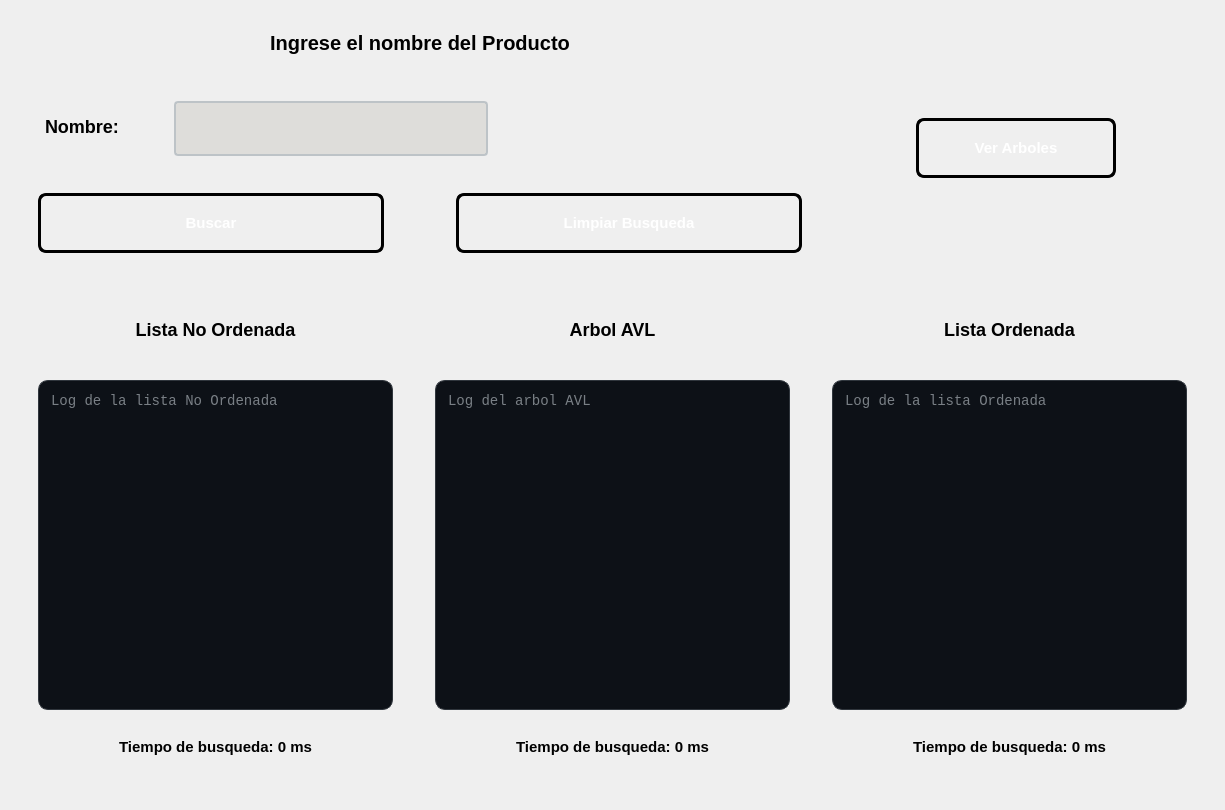
The window that ui/pantallabuscarpornombre.ui (pablo-mald03/Proyecto-No1-EDD) describes before a commit, drawn with Qt 5.
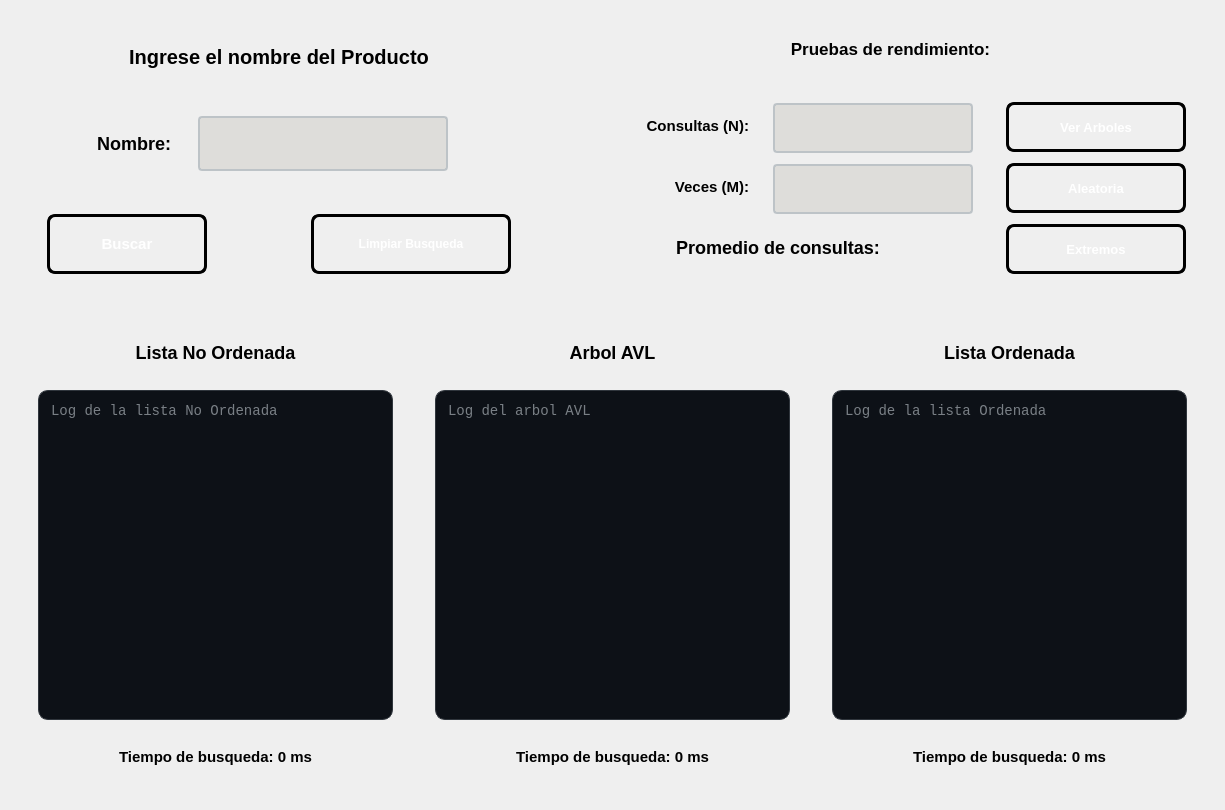
The same window after the commit.

Commit message: Se ha distribuido la UI para poder integrar las pruebas de rendimiento en nombre y categoria

What changed in the file:
```diff
--- a/ui/pantallabuscarpornombre.ui
+++ b/ui/pantallabuscarpornombre.ui
@@ -18,30 +18,37 @@
     <widget class="QWidget" name="widget_3" native="true">
      <property name="minimumSize">
       <size>
-       <width>300</width>
-       <height>265</height>
-      </size>
-     </property>
-     <property name="maximumSize">
-      <size>
-       <width>16777215</width>
+       <width>550</width>
        <height>300</height>
       </size>
      </property>
-     <layout class="QHBoxLayout" name="horizontalLayout_5">
+     <layout class="QHBoxLayout" name="horizontalLayout">
       <item>
+       <widget class="QWidget" name="widget_2" native="true">
+        <property name="minimumSize">
+         <size>
+          <width>550</width>
+          <height>290</height>
+         </size>
+        </property>
+        <property name="maximumSize">
+         <size>
+          <width>16777215</width>
+          <height>290</height>
+         </size>
+        </property>
        <layout class="QVBoxLayout" name="verticalLayout_2">
         <item>
          <widget class="QLabel" name="labelEntrada">
           <property name="minimumSize">
            <size>
-            <width>800</width>
+             <width>500</width>
             <height>50</height>
            </size>
           </property>
           <property name="maximumSize">
            <size>
-            <width>450</width>
+             <width>500</width>
             <height>50</height>
            </size>
           </property>
@@ -75,30 +82,40 @@
          <widget class="QWidget" name="widget_16" native="true">
           <property name="minimumSize">
            <size>
-            <width>800</width>
+             <width>500</width>
             <height>200</height>
            </size>
           </property>
           <property name="maximumSize">
            <size>
-            <width>450</width>
-            <height>16777215</height>
+             <width>500</width>
+             <height>200</height>
            </size>
           </property>
           <layout class="QVBoxLayout" name="verticalLayout_3">
            <item>
-            <widget class="QWidget" name="widget_2" native="true">
+             <widget class="QWidget" name="widget_4" native="true">
              <property name="minimumSize">
               <size>
-               <width>260</width>
-               <height>80</height>
-              </size>
-             </property>
-             <layout class="QHBoxLayout" name="horizontalLayout">
-              <item>
-               <layout class="QHBoxLayout" name="horizontalLayout_4">
-                <item>
+                <width>500</width>
+                <height>90</height>
+               </size>
+              </property>
+              <property name="maximumSize">
+               <size>
+                <width>500</width>
+                <height>90</height>
+               </size>
+              </property>
                  <widget class="QLabel" name="labelNombre">
+               <property name="geometry">
+                <rect>
+                 <x>10</x>
+                 <y>10</y>
+                 <width>130</width>
+                 <height>60</height>
+                </rect>
+               </property>
                   <property name="minimumSize">
                    <size>
                     <width>130</width>
@@ -127,12 +144,18 @@
                    <string>Nombre:</string>
                   </property>
                   <property name="alignment">
-                   <set>Qt::AlignmentFlag::AlignLeading|Qt::AlignmentFlag::AlignLeft|Qt::AlignmentFlag::AlignVCenter</set>
-                  </property>
-                 </widget>
-                </item>
-                <item>
+                <set>Qt::AlignmentFlag::AlignRight|Qt::AlignmentFlag::AlignTrailing|Qt::AlignmentFlag::AlignVCenter</set>
+               </property>
+              </widget>
                  <widget class="QLineEdit" name="textNombre">
+               <property name="geometry">
+                <rect>
+                 <x>160</x>
+                 <y>10</y>
+                 <width>250</width>
+                 <height>55</height>
+                </rect>
+               </property>
                   <property name="minimumSize">
                    <size>
                     <width>250</width>
@@ -162,30 +185,19 @@
 }</string>
                   </property>
                  </widget>
-                </item>
-                <item>
-                 <spacer name="horizontalSpacer">
-                  <property name="orientation">
-                   <enum>Qt::Orientation::Horizontal</enum>
-                  </property>
-                  <property name="sizeHint" stdset="0">
-                   <size>
-                    <width>40</width>
-                    <height>20</height>
-                   </size>
-                  </property>
-                 </spacer>
-                </item>
-               </layout>
-              </item>
-             </layout>
             </widget>
            </item>
            <item>
-            <widget class="QWidget" name="widget_4" native="true">
+             <widget class="QWidget" name="widget_6" native="true">
              <property name="minimumSize">
               <size>
-               <width>260</width>
+                <width>200</width>
+                <height>80</height>
+               </size>
+              </property>
+              <property name="maximumSize">
+               <size>
+                <width>500</width>
                <height>80</height>
               </size>
              </property>
@@ -198,6 +210,12 @@
                   <height>60</height>
                  </size>
                 </property>
+                 <property name="maximumSize">
+                  <size>
+                   <width>160</width>
+                   <height>60</height>
+                  </size>
+                 </property>
                 <property name="styleSheet">
                  <string notr="true">QPushButton#btnBuscar {
     background-color: qlineargradient(spread:pad, x1:0, y1:0, x2:1, y2:1, 
@@ -240,13 +258,13 @@
                 <property name="minimumSize">
                  <size>
                   <width>60</width>
-                  <height>0</height>
+                   <height>60</height>
                  </size>
                 </property>
                 <property name="maximumSize">
                  <size>
-                  <width>60</width>
-                  <height>16777215</height>
+                   <width>500</width>
+                   <height>60</height>
                  </size>
                 </property>
                </widget>
@@ -255,7 +273,13 @@
                <widget class="QPushButton" name="btnLimpiar">
                 <property name="minimumSize">
                  <size>
-                  <width>160</width>
+                   <width>200</width>
+                   <height>60</height>
+                  </size>
+                 </property>
+                 <property name="maximumSize">
+                  <size>
+                   <width>200</width>
                   <height>60</height>
                  </size>
                 </property>
@@ -270,7 +294,7 @@
     
     color: white;
     font-family: &quot;Arial Black&quot;, Gadget, sans-serif;
-    font-size: 15px;
+    font-size: 12px;
     font-weight: bold;
     text-transform: uppercase;
     
@@ -303,41 +327,327 @@
          </widget>
         </item>
        </layout>
+       </widget>
       </item>
       <item>
        <widget class="QWidget" name="widget_5" native="true">
         <property name="minimumSize">
          <size>
-          <width>360</width>
-          <height>230</height>
+          <width>550</width>
+          <height>290</height>
          </size>
         </property>
+        <property name="maximumSize">
+         <size>
+          <width>16777215</width>
+          <height>290</height>
+         </size>
+        </property>
+        <layout class="QVBoxLayout" name="verticalLayout_4">
+         <item>
+          <widget class="QLabel" name="labelPruebas">
+           <property name="minimumSize">
+            <size>
+             <width>550</width>
+             <height>40</height>
+            </size>
+           </property>
+           <property name="maximumSize">
+            <size>
+             <width>16777215</width>
+             <height>40</height>
+            </size>
+           </property>
+           <property name="styleSheet">
+            <string notr="true">QLabel#labelPruebas {        
+ 
+    color: qlineargradient(x1:0, y1:0, x2:1, y2:1, 
+	stop:0 rgb(0, 0, 0), 
+	stop:1 rgb(77, 5, 57));
+
+  	 font-size: 17px;
+    font-weight: bold;
+    font-family: &quot;Segoe UI&quot;, Arial;
+    
+    background: transparent;
+    padding: 2px;
+    margin-bottom: 5px;
+}
+
+</string>
+           </property>
+           <property name="text">
+            <string>Pruebas de rendimiento:</string>
+           </property>
+           <property name="alignment">
+            <set>Qt::AlignmentFlag::AlignCenter</set>
+           </property>
+          </widget>
+         </item>
+         <item>
+          <widget class="QWidget" name="widget_7" native="true">
+           <property name="minimumSize">
+            <size>
+             <width>500</width>
+             <height>220</height>
+            </size>
+           </property>
+           <property name="maximumSize">
+            <size>
+             <width>16777215</width>
+             <height>220</height>
+            </size>
+           </property>
+           <layout class="QHBoxLayout" name="horizontalLayout_5">
+            <item>
+             <widget class="QWidget" name="widget_8" native="true">
+              <property name="minimumSize">
+               <size>
+                <width>400</width>
+                <height>190</height>
+               </size>
+              </property>
+              <property name="maximumSize">
+               <size>
+                <width>16777215</width>
+                <height>200</height>
+               </size>
+              </property>
+              <layout class="QVBoxLayout" name="verticalLayout_8">
+               <item>
+                <layout class="QHBoxLayout" name="horizontalLayout_7">
+                 <item>
+                  <widget class="QLabel" name="labelConsultas">
+                   <property name="minimumSize">
+                    <size>
+                     <width>140</width>
+                     <height>50</height>
+                    </size>
+                   </property>
+                   <property name="maximumSize">
+                    <size>
+                     <width>140</width>
+                     <height>50</height>
+                    </size>
+                   </property>
+                   <property name="styleSheet">
+                    <string notr="true">QLabel#labelConsultas {        
+ 
+    color: qlineargradient(x1:0, y1:0, x2:1, y2:1, 
+	stop:0 rgb(0, 0, 0), 
+	stop:1 rgb(8, 2, 48));
+
+  	 font-size: 15px;
+    font-weight: bold;
+    font-family: &quot;Segoe UI&quot;, Arial;
+    
+    background: transparent;
+    padding: 2px;
+    margin-bottom: 5px;
+}
+
+</string>
+                   </property>
+                   <property name="text">
+                    <string>Consultas (N):</string>
+                   </property>
+                   <property name="alignment">
+                    <set>Qt::AlignmentFlag::AlignRight|Qt::AlignmentFlag::AlignTrailing|Qt::AlignmentFlag::AlignVCenter</set>
+                   </property>
+                  </widget>
+                 </item>
+                 <item>
+                  <widget class="QLineEdit" name="textConsulta">
+                   <property name="minimumSize">
+                    <size>
+                     <width>200</width>
+                     <height>50</height>
+                    </size>
+                   </property>
+                   <property name="maximumSize">
+                    <size>
+                     <width>200</width>
+                     <height>50</height>
+                    </size>
+                   </property>
+                   <property name="styleSheet">
+                    <string notr="true">QLineEdit#textConsulta {
+    border: 2px solid #bdc3c7;
+    border-radius: 4px;
+    padding: 5px 10px;
+    background-color: rgb(222, 221, 218);
+	font-size: 15px;
+    color: black;
+    selection-background-color: #3498db;
+}
+
+QLineEdit#textConsulta:focus {
+    border: 2px solid #3498db;
+    background-color: #ffffff;
+}
+
+QLineEdit#textConsulta:disabled {
+    background-color: rgba(0, 0, 0, 50);
+    color: rgba(255, 255, 255, 60);      
+    border: 1px dashed rgba(255, 255, 255, 30); 
+}</string>
+                   </property>
+                  </widget>
+                 </item>
+                </layout>
+               </item>
+               <item>
         <layout class="QHBoxLayout" name="horizontalLayout_6">
          <item>
-          <spacer name="horizontalSpacer_2">
-           <property name="orientation">
-            <enum>Qt::Orientation::Horizontal</enum>
-           </property>
-           <property name="sizeHint" stdset="0">
+                  <widget class="QLabel" name="labelVeces">
+                   <property name="minimumSize">
+                    <size>
+                     <width>140</width>
+                     <height>50</height>
+                    </size>
+                   </property>
+                   <property name="maximumSize">
             <size>
-             <width>40</width>
-             <height>20</height>
-            </size>
-           </property>
-          </spacer>
-         </item>
+                     <width>140</width>
+                     <height>50</height>
+                    </size>
+                   </property>
+                   <property name="styleSheet">
+                    <string notr="true">QLabel#labelVeces {        
+ 
+    color: qlineargradient(x1:0, y1:0, x2:1, y2:1, 
+	stop:0 rgb(0, 0, 0), 
+	stop:1 rgb(8, 2, 48));
+
+  	 font-size: 15px;
+    font-weight: bold;
+    font-family: &quot;Segoe UI&quot;, Arial;
+    
+    background: transparent;
+    padding: 2px;
+    margin-bottom: 5px;
+}
+
+</string>
+                   </property>
+                   <property name="text">
+                    <string>Veces (M):</string>
+                   </property>
+                   <property name="alignment">
+                    <set>Qt::AlignmentFlag::AlignRight|Qt::AlignmentFlag::AlignTrailing|Qt::AlignmentFlag::AlignVCenter</set>
+                   </property>
+                  </widget>
+                 </item>
+                 <item>
+                  <widget class="QLineEdit" name="textVeces">
+                   <property name="minimumSize">
+                    <size>
+                     <width>200</width>
+                     <height>50</height>
+                    </size>
+                   </property>
+                   <property name="maximumSize">
+                    <size>
+                     <width>200</width>
+                     <height>50</height>
+                    </size>
+                   </property>
+                   <property name="styleSheet">
+                    <string notr="true">QLineEdit#textVeces {
+    border: 2px solid #bdc3c7;
+    border-radius: 4px;
+    padding: 5px 10px;
+    background-color: rgb(222, 221, 218);
+	font-size: 15px;
+    color: black;
+    selection-background-color: #3498db;
+}
+
+QLineEdit#textVeces:focus {
+    border: 2px solid #3498db;
+    background-color: #ffffff;
+}
+
+QLineEdit#textVeces:disabled {
+    background-color: rgba(0, 0, 0, 50);
+    color: rgba(255, 255, 255, 60);      
+    border: 1px dashed rgba(255, 255, 255, 30); 
+}</string>
+                   </property>
+                  </widget>
+                 </item>
+                </layout>
+               </item>
+               <item>
+                <widget class="QLabel" name="labelPromedio">
+                 <property name="minimumSize">
+                  <size>
+                   <width>350</width>
+                   <height>50</height>
+                  </size>
+                 </property>
+                 <property name="maximumSize">
+                  <size>
+                   <width>350</width>
+                   <height>50</height>
+                  </size>
+                 </property>
+                 <property name="styleSheet">
+                  <string notr="true">QLabel#labelPromedio {        
+ 
+    color: qlineargradient(x1:0, y1:0, x2:1, y2:1, 
+	stop:0 rgb(0, 0, 0), 
+	stop:1 rgb(8, 2, 48));
+
+  	 font-size: 18px;
+    font-weight: bold;
+    font-family: &quot;Segoe UI&quot;, Arial;
+    
+    background: transparent;
+    padding: 2px;
+    margin-bottom: 5px;
+}
+
+</string>
+                 </property>
+                 <property name="text">
+                  <string>Promedio de consultas:</string>
+                 </property>
+                 <property name="alignment">
+                  <set>Qt::AlignmentFlag::AlignCenter</set>
+                 </property>
+                </widget>
+               </item>
+              </layout>
+             </widget>
+            </item>
+            <item>
+             <widget class="QWidget" name="widget_13" native="true">
+              <property name="minimumSize">
+               <size>
+                <width>190</width>
+                <height>190</height>
+               </size>
+              </property>
+              <property name="maximumSize">
+               <size>
+                <width>200</width>
+                <height>16777215</height>
+               </size>
+              </property>
+              <layout class="QVBoxLayout" name="verticalLayout_9">
          <item>
           <widget class="QPushButton" name="btnVerArboles">
            <property name="minimumSize">
             <size>
-             <width>200</width>
-             <height>60</height>
+                   <width>180</width>
+                   <height>50</height>
             </size>
            </property>
            <property name="maximumSize">
             <size>
-             <width>150</width>
-             <height>16777215</height>
+                   <width>180</width>
+                   <height>50</height>
             </size>
            </property>
            <property name="styleSheet">
@@ -351,7 +661,7 @@
     
     color: white;
     font-family: &quot;Arial Black&quot;, Gadget, sans-serif;
-    font-size: 15px;
+    font-size: 13px;
     font-weight: bold;
     text-transform: uppercase;
     
@@ -378,17 +688,112 @@
           </widget>
          </item>
          <item>
-          <spacer name="horizontalSpacer_3">
-           <property name="orientation">
-            <enum>Qt::Orientation::Horizontal</enum>
-           </property>
-           <property name="sizeHint" stdset="0">
+                <widget class="QPushButton" name="btnAleatorio">
+                 <property name="minimumSize">
+                  <size>
+                   <width>180</width>
+                   <height>50</height>
+                  </size>
+                 </property>
+                 <property name="maximumSize">
             <size>
-             <width>40</width>
-             <height>20</height>
-            </size>
-           </property>
-          </spacer>
+                   <width>180</width>
+                   <height>50</height>
+                  </size>
+                 </property>
+                 <property name="styleSheet">
+                  <string notr="true">QPushButton#btnAleatorio {
+    background-color: qlineargradient(spread:pad, x1:0, y1:0, x2:1, y2:1, 
+                        stop:0 rgb(255, 120, 0), 
+                        stop:1 rgb(38, 162, 105));
+    
+    border: 3px solid black;
+    border-radius: 8px;
+    
+    color: white;
+    font-family: &quot;Arial Black&quot;, Gadget, sans-serif;
+    font-size: 13px;
+    font-weight: bold;
+    text-transform: uppercase;
+    
+    padding: 10px 25px;
+}
+
+QPushButton#btnAleatorio:hover {
+    background-color: qlineargradient(spread:pad, x1:0, y1:0, x2:1, y2:1, 
+                        stop:0 rgb(77, 5, 57), 
+                        stop:1 rgb(143, 240, 164));
+    border-color: #f1c40f;
+}
+
+
+QPushButton#btnAleatorio:pressed {
+    background-color: #2c3e50;
+    padding-top: 12px;
+    padding-left: 27px;
+}</string>
+                 </property>
+                 <property name="text">
+                  <string>Aleatoria</string>
+                 </property>
+                </widget>
+               </item>
+               <item>
+                <widget class="QPushButton" name="btnExtremos">
+                 <property name="minimumSize">
+                  <size>
+                   <width>180</width>
+                   <height>50</height>
+                  </size>
+                 </property>
+                 <property name="maximumSize">
+                  <size>
+                   <width>180</width>
+                   <height>50</height>
+                  </size>
+                 </property>
+                 <property name="styleSheet">
+                  <string notr="true">QPushButton#btnExtremos {
+    background-color: qlineargradient(spread:pad, x1:0, y1:0, x2:1, y2:1, 
+                        stop:0 rgb(255, 120, 0), 
+                        stop:1 rgb(77, 5, 57));
+    
+    border: 3px solid black;
+    border-radius: 8px;
+    
+    color: white;
+    font-family: &quot;Arial Black&quot;, Gadget, sans-serif;
+    font-size: 13px;
+    font-weight: bold;
+    text-transform: uppercase;
+    
+    padding: 10px 25px;
+}
+
+QPushButton#btnExtremos:hover {
+    background-color: qlineargradient(spread:pad, x1:0, y1:0, x2:1, y2:1, 
+                        stop:0 rgb(77, 5, 57), 
+                        stop:1 rgb(143, 240, 164));
+    border-color: #f1c40f;
+}
+
+
+QPushButton#btnExtremos:pressed {
+    background-color: #2c3e50;
+    padding-top: 12px;
+    padding-left: 27px;
+}</string>
+                 </property>
+                 <property name="text">
+                  <string>Extremos</string>
+                 </property>
+                </widget>
+               </item>
+              </layout>
+             </widget>
+            </item>
+           </layout>
+          </widget>
          </item>
         </layout>
        </widget>
@@ -400,8 +805,8 @@
     <widget class="QWidget" name="widget" native="true">
      <property name="minimumSize">
       <size>
-       <width>450</width>
-       <height>300</height>
+       <width>12</width>
+       <height>400</height>
       </size>
      </property>
      <property name="maximumSize">
@@ -553,7 +958,7 @@
         <property name="minimumSize">
          <size>
           <width>290</width>
-          <height>260</height>
+          <height>400</height>
          </size>
         </property>
         <layout class="QVBoxLayout" name="verticalLayout_5">
```
Lines whose indentation alone changed are shown as unchanged. The commit also changes 3 other files.
